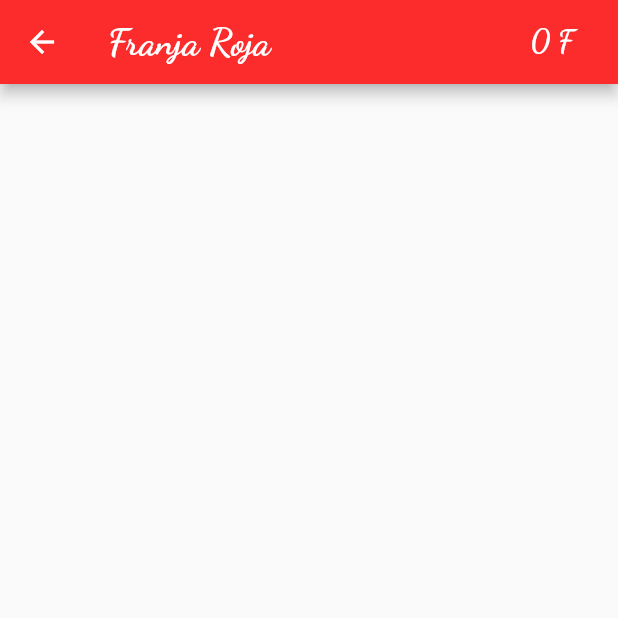
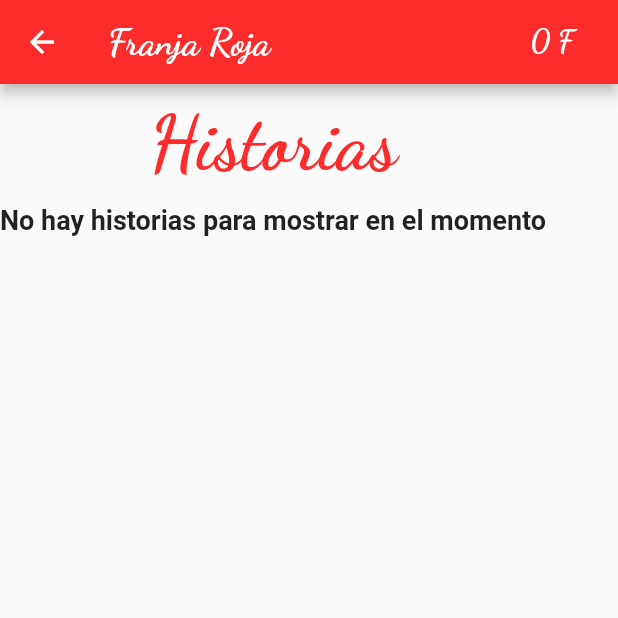
Before and after one commit to diegojuan2104/FranjaRojapp, a Flutter app: the Tendedero screen opened by its route, after a tap on "Historias", on a phone screen of 412 x 824 dp, the top half of it. Run offline on Flutter 3.47's test engine with Material 2 defaults, Android fonts, the phone set to English and light mode, and no system bars; our stand-ins replace carousel_slider, cloud_firestore, firebase_auth, firebase_core, firebase_database, flutter_spinkit and 3 more; accounts and stored records are empty.

Commit message:
stories completed

```diff
--- a/lib/components/grid_menu.dart
+++ b/lib/components/grid_menu.dart
@@ -12,6 +12,8 @@ class GridMenu extends StatelessWidget {
   @override
   Widget build(BuildContext context) {
     return Container(
+      child: Padding(
+        padding: const EdgeInsets.all(8.0),
         child: Card(
           shape: RoundedRectangleBorder(
             side: BorderSide(color: Colors.white70, width: 1),
@@ -30,13 +32,19 @@ class GridMenu extends StatelessWidget {
                     size: 60,
                     color: warna,
                   ),
-                Text(title,
+                  RichText(
+                    textAlign: TextAlign.center,
+                    text: TextSpan(
+                      text: title,
                       style: TextStyle(
+                        fontSize: 17,
+                        color: Colors.black,
                         fontWeight: FontWeight.bold,
-                        fontSize: 17,
-                        color: Colors.black87,
-                        fontStyle: FontStyle.normal))
+                      ),
+                    ),
+                  ),
                 ],
+              ),
             ),
           ),
         ),
--- a/lib/screens/authentication/wrapper.dart
+++ b/lib/screens/authentication/wrapper.dart
@@ -33,6 +33,7 @@ class _WrapperState extends State<Wrapper> {
   Widget build(BuildContext context) {
     User firebaseUser = Auth().returnCurrentUser();
     //Return home or authenticate widget
-    return firebaseUser == null ? Login() : Home();
+    print("aaa"+firebaseUser.toString());
+    return Auth().firebaseUser == null ? Login() : Home();
   }
 }
--- a/lib/screens/menu/home.dart
+++ b/lib/screens/menu/home.dart
@@ -215,6 +215,9 @@ class _HomeState extends State<Home> {
       setState(() {
         _loading = false;
       });
+      Navigator.of(context).pushReplacementNamed(
+        '/login',
+      );
     } catch (e) {
       simpleAlert(context, "Aviso", "Ha ocurrido un error");
     }
--- a/lib/screens/menu/question.dart
+++ b/lib/screens/menu/question.dart
@@ -58,9 +58,9 @@ class _QuestionState extends State<Question> {
               fontWeight: FontWeight.bold),
         ),
         actions: <Widget>[
-          FlatButton.icon(
-              icon: Icon(null),
-              label: RichText(
+          FlatButton(
+            onPressed: () {},
+            child: RichText(
               textAlign: TextAlign.center,
               text: TextSpan(
                 text: prov.currentProfile == null
--- a/lib/screens/menu/tendedero/StoriesList.dart
+++ b/lib/screens/menu/tendedero/StoriesList.dart
@@ -1,4 +1,5 @@
 import 'package:flutter/material.dart';
+import 'package:franja_rojapp/components/loading.dart';
 import 'package:franja_rojapp/components/main_appbar.dart';
 import 'package:franja_rojapp/services/database.dart';
 
@@ -21,10 +22,36 @@ class _StoriesState extends State<Stories> {
 
   @override
   Widget build(BuildContext context) {
-    return Scaffold(
+    return listStory == null
+        ? Loading()
+        : Scaffold(
             appBar: MainAppBar(),
-      body: Container(
-          child: ListView.builder(
+            body: SingleChildScrollView(
+              child: Column(
+                children: [
+                  Padding(
+                      padding: const EdgeInsets.all(10.0),
+                      child: RichText(
+                        textAlign: TextAlign.center,
+                        text: TextSpan(
+                          text: "Historias",
+                          style: TextStyle(
+                            fontSize: 50,
+                            color: Theme.of(context).primaryColor,
+                            fontWeight: FontWeight.bold,
+                            fontFamily: 'DancingScript',
+                          ),
+                        ),
+                      )),
+                  listStory.length == 0
+                      ? Text(
+                          "No hay historias para mostrar en el momento",
+                          style: TextStyle(
+                              fontSize: 18, fontWeight: FontWeight.bold),
+                        )
+                      : ListView.builder(
+                          physics: ScrollPhysics(),
+                          shrinkWrap: true,
                           itemCount: listStory.length,
                           itemBuilder: (context, index) {
                             Map data = listStory[index];
@@ -33,19 +60,40 @@ class _StoriesState extends State<Stories> {
                               child: ClipRRect(
                                 borderRadius: BorderRadius.circular(30),
                                 child: Card(
-                child: ListTile(
+                                  child: Column(
+                                    children: [
+                                      Padding(
+                                          padding: const EdgeInsets.all(10.0),
+                                          child: RichText(
+                                            textAlign: TextAlign.center,
+                                            text: TextSpan(
+                                              text: data["place"],
+                                              style: TextStyle(
+                                                fontSize: 18,
+                                                color: Colors.black,
+                                                fontWeight: FontWeight.bold,
+                                                fontFamily:
+                                                    'BigShouldersDisplay',
+                                              ),
+                                            ),
+                                          )),
+                                      ListTile(
                                         title: Text(data["story"],
                                             style: TextStyle(
-                            fontWeight: FontWeight.bold,
                                                 fontSize: 16,
                                                 color: Colors.black)),
-                    subtitle: Text(data["date"]),
+                                        subtitle: Text(data["date"].toString()),
+                                      ),
+                                    ],
                                   ),
                                 ),
                               ),
                             );
                           },
-      )),
+                        ),
+                ],
+              ),
+            ),
           );
   }
 }
--- a/lib/screens/menu/tendedero/tendedero.dart
+++ b/lib/screens/menu/tendedero/tendedero.dart
@@ -24,15 +24,30 @@ class _TendederoState extends State<Tendedero> {
                 height: queryData.size.height * 0.15,
               ),
               Container(
-                color: Colors.white,
                 child: Padding(
                     padding: const EdgeInsets.all(10.0),
                     child: RichText(
                       textAlign: TextAlign.center,
                       text: TextSpan(
-                        text: "Tendedero ¿Qué putas Estás Callando?",
+                        text: "Tendedero",
                         style: TextStyle(
-                          fontSize: 35,
+                          fontSize: 45,
+                          color: Colors.black,
+                          fontWeight: FontWeight.bold,
+                          fontFamily: 'BigShouldersDisplay',
+                        ),
+                      ),
+                    )),
+              ),
+              Container(
+                child: Padding(
+                    padding: const EdgeInsets.all(10.0),
+                    child: RichText(
+                      textAlign: TextAlign.center,
+                      text: TextSpan(
+                        text: "¿Qué putas Estás Callando?",
+                        style: TextStyle(
+                          fontSize: 45,
                           color: Theme.of(context).primaryColor,
                           fontWeight: FontWeight.bold,
                           fontFamily: 'DancingScript',
--- a/lib/services/auth.dart
+++ b/lib/services/auth.dart
@@ -3,6 +3,7 @@ import 'package:flutter/services.dart';
 import 'package:franja_rojapp/models/userModel.dart';
 import 'package:franja_rojapp/services/database.dart';
 import 'package:google_sign_in/google_sign_in.dart';
+// import 'package:google_sign_in/google_sign_in.dart';
 
 class Auth {
   FirebaseAuth _auth = FirebaseAuth.instance;
--- a/lib/services/database.dart
+++ b/lib/services/database.dart
@@ -4,6 +4,7 @@ import 'package:firebase_database/firebase_database.dart';
 import 'package:franja_rojapp/models/ProfileModel.dart';
 import 'package:franja_rojapp/models/questionModel.dart';
 import 'package:franja_rojapp/services/auth.dart';
+import 'package:intl/intl.dart';
 
 class DatabaseService {
   User firebaseUser = FirebaseAuth.instance.currentUser;
@@ -175,9 +176,7 @@ class DatabaseService {
       bool publicStory,
       dynamic avatarImg}) async {
     if (Auth().firebaseUser == null) return;
-    Timestamp time = Timestamp.now();
-    var datetime =
-        DateTime.fromMicrosecondsSinceEpoch(time.microsecondsSinceEpoch);
+     Timestamp datetime = Timestamp.now();
     await FirebaseDatabase.instance.reference().child("Tendedero").push().set({
       'Lugar': place,
       'Fecha': datetime.toString(),
@@ -191,7 +190,7 @@ class DatabaseService {
 
     await tendederoCollection.doc().set({
       'Lugar': place,
-      'Fecha': datetime.toString(),
+      'Fecha': datetime,
       'userId': Auth().firebaseUser.uid,
       'Detalles_Lugar': placeDetails,
       'Historia': story == null ? "No hay historia" : story,
@@ -201,14 +200,20 @@ class DatabaseService {
   }
 
   Future<List> getTendedero(String bloque) async {
-    QuerySnapshot snap = await tendederoCollection.orderBy("Fecha").get();
+    QuerySnapshot snap = await tendederoCollection.orderBy("Fecha",descending: true).get();
     List<QueryDocumentSnapshot> tendederoList = snap.docs;
     List storiesList = [];
     for (int i = 0; i < tendederoList.length; i++) {
       //Verify if the user had answer that question
+
       dynamic date = tendederoList[i].data()["Fecha"];
       String story = tendederoList[i].data()["Historia"];
-      storiesList.add({"date": date, "story": story});
+      String place = tendederoList[i].data()["Lugar"];
+      String privacy = tendederoList[i].data()["Privacidad"];
+
+      date  = DateFormat('yyyy-MM-dd  kk:mm').format(date.toDate());
+      if (privacy == "Pública")
+        storiesList.add({"date": date, "story": story, "place": place});
     }
     return storiesList;
   }
```
Also changed, not shown: lib/screens/authentication/login.dart (+16 -13 lines), lib/screens/menu/tendedero/cartographic_exercise.dart (+26 -10 lines), pubspec.yaml (+3 -4 lines), pubspec.lock. Lines whose indentation alone changed are shown as unchanged.
